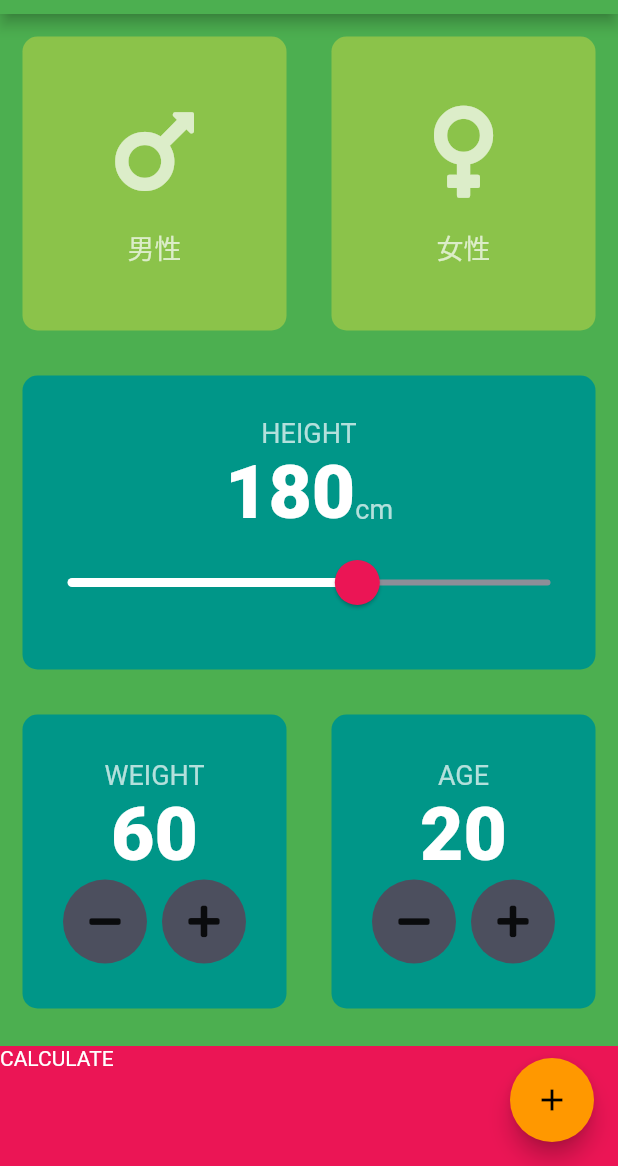
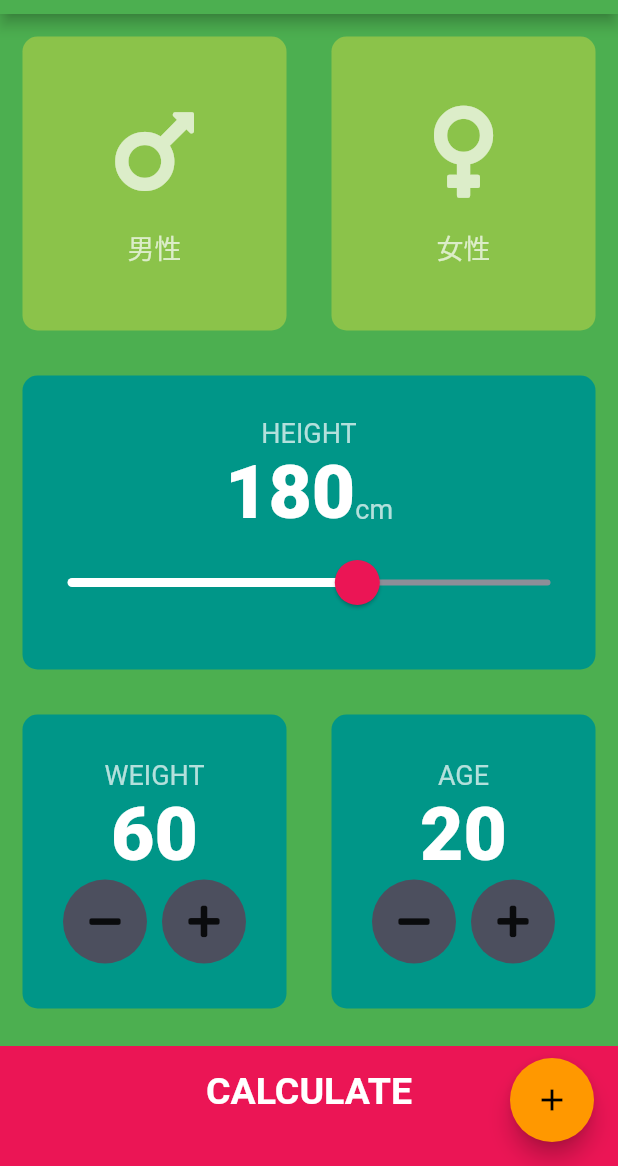
Before and after one commit to moriyamasaaaki/calculator_app, a Flutter app: the screen it shows after launch, on a phone screen of 412 x 824 dp, the part 70-1236 px from its top. Run offline on Flutter 3.47's test engine with Material 2 defaults, Android fonts, the phone set to English and light mode, and no system bars; our stand-ins replace font_awesome_flutter.

Commit message:
feat(lib): dartファイル分割、UI 調整

```diff
--- /dev/null
+++ b/lib/components/button_bottom.dart
@@ -0,0 +1,27 @@
+import 'package:flutter/material.dart';
+import '../consts.dart';
+
+class BottomButton extends StatelessWidget {
+  BottomButton({@required this.onTap, @required this.buttonTitle});
+
+  final Function onTap;
+  final String buttonTitle;
+  @override
+  Widget build(BuildContext context) {
+    return GestureDetector(
+      onTap: onTap,
+      child: Container(
+        child: Center(
+            child: Text(
+          buttonTitle,
+          style: kLargeButtonTextStyle,
+        )),
+        color: kBottomContainerColor,
+        margin: EdgeInsets.only(top: 10.0),
+        padding: EdgeInsets.only(bottom: 20.0),
+        width: double.infinity,
+        height: kBottomContainerHeight,
+      ),
+    );
+  }
+}
--- a/lib/icon_content.dart
+++ b/lib/components/icon_content.dart
@@ -1,5 +1,5 @@
 import 'package:flutter/material.dart';
-import 'consts.dart';
+import '../consts.dart';
 
 class IconContent extends StatelessWidget {
   IconContent({this.icon, this.label});
--- /dev/null
+++ b/lib/components/round_icon_button.dart
@@ -0,0 +1,23 @@
+import 'package:flutter/material.dart';
+import '../consts.dart';
+
+class RoundIconButton extends StatelessWidget {
+  RoundIconButton({@required this.icon, @required this.onPressed});
+  final IconData icon;
+  final Function onPressed;
+
+  @override
+  Widget build(BuildContext context) {
+    return RawMaterialButton(
+      elevation: 0.0,
+      child: Icon(icon),
+      onPressed: onPressed,
+      constraints: BoxConstraints.tightFor(
+        width: 56.0,
+        height: 56.0,
+      ),
+      shape: CircleBorder(),
+      fillColor: Color(0xFF4C4F5E),
+    );
+  }
+}
--- a/lib/main.dart
+++ b/lib/main.dart
@@ -1,5 +1,5 @@
 import 'package:flutter/material.dart';
-import 'input_page.dart';
+import 'screens/input_page.dart';
 
 void main() => runApp(BMICalculator());
 
--- a/lib/input_page.dart
+++ b/lib/screens/input_page.dart
@@ -1,10 +1,12 @@
-import 'package:calculatorapp/results_page.dart';
+import 'package:calculatorapp/screens/results_page.dart';
 import 'package:flutter/material.dart';
 import 'package:font_awesome_flutter/font_awesome_flutter.dart';
-import 'icon_content.dart';
-import 'reusable_card.dart';
-import 'consts.dart';
+import '../components/icon_content.dart';
+import '../components/reusable_card.dart';
+import '../consts.dart';
 import 'results_page.dart';
+import '../components/button_bottom.dart';
+import '../components/round_icon_button.dart';
 
 enum Gender { male, female }
 
@@ -207,19 +209,17 @@ class _InputPageState extends State<InputPage> {
               ),
             ],
           )),
-          GestureDetector(
+          BottomButton(
+            buttonTitle: 'CALCULATE',
             onTap: () {
-              Navigator.push(context,
-                  MaterialPageRoute(builder: (context) => ResultsPage()));
+              Navigator.push(
+                context,
+                MaterialPageRoute(
+                  builder: (context) => ResultsPage(),
+                ),
+              );
             },
-            child: Container(
-              child: Text('CALCULATE'),
-              color: kBottomContainerColor,
-              margin: EdgeInsets.only(top: 10.0),
-              width: double.infinity,
-              height: kBottomContainerHeight,
-            ),
-          )
+          ),
         ],
       ),
       floatingActionButton: Theme(
@@ -231,24 +231,3 @@ class _InputPageState extends State<InputPage> {
     );
   }
 }
-
-class RoundIconButton extends StatelessWidget {
-  RoundIconButton({@required this.icon, @required this.onPressed});
-  final IconData icon;
-  final Function onPressed;
-
-  @override
-  Widget build(BuildContext context) {
-    return RawMaterialButton(
-      elevation: 0.0,
-      child: Icon(icon),
-      onPressed: onPressed,
-      constraints: BoxConstraints.tightFor(
-        width: 56.0,
-        height: 56.0,
-      ),
-      shape: CircleBorder(),
-      fillColor: Color(0xFF4C4F5E),
-    );
-  }
-}
```
Also changed, not shown: lib/consts.dart (+20 -0 lines), lib/results_page.dart (deleted, +0 -13 lines), lib/screens/results_page.dart (added, +62 -0 lines), lib/components/reusable_card.dart (renamed from lib/reusable_card.dart).
